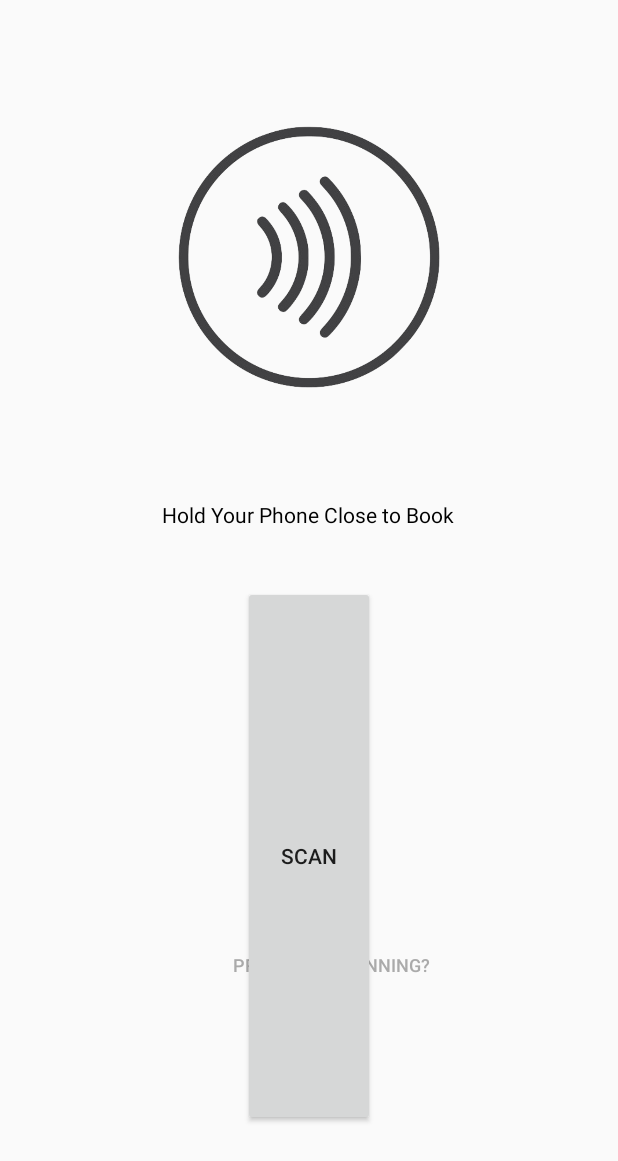
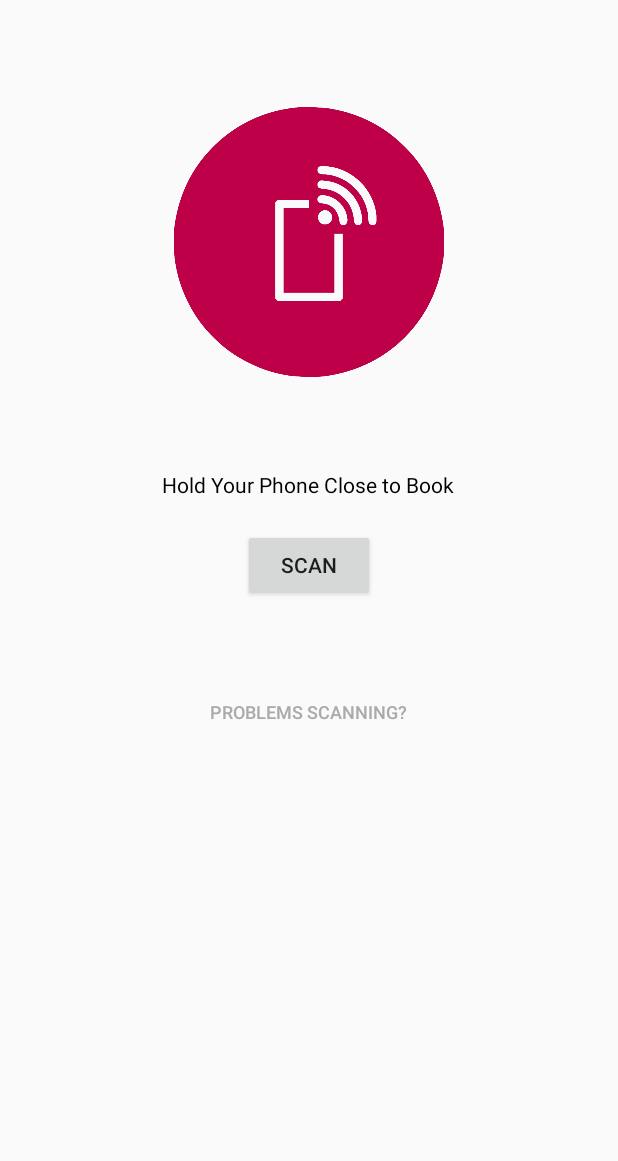
Before and after one commit to josh26turner/UoB-Library-App, an Android app: the layout fragment_scan.xml on its own in the app's theme, with its tools: preview values and no code run, on a phone screen of 412 x 824 dp. Shown: the top 1161 px of the screen. Run offline under Robolectric (Android 15) with nearby library versions, the light colour scheme and no system bars.

Commit message:
New Scanning fragment & fixed drawer index
Behold, the amazing Jecchini

```diff
--- a/app/src/main/java/spe/uoblibraryapp/ActivityScanNFC.java
+++ b/app/src/main/java/spe/uoblibraryapp/ActivityScanNFC.java
@@ -93,6 +93,11 @@ public class ActivityScanNFC extends AppCompatActivity {
         nfcAdapter.disableForegroundDispatch(this);
     }
 
+    public void onBackPressed(){
+        Intent intent = new Intent(ActivityScanNFC.this, ActivityHome.class);
+        startActivity(intent);
+    }
+
     /**
      * turns an array of bytes into hex representation
      * @param src - bytes to turn into hex
--- a/app/src/main/res/layout/fragment_scan.xml
+++ b/app/src/main/res/layout/fragment_scan.xml
@@ -1,54 +1,45 @@
 <?xml version="1.0" encoding="utf-8"?>
 
-<RelativeLayout xmlns:android="http://schemas.android.com/apk/res/android"
-    xmlns:app="http://schemas.android.com/apk/res-auto"
-    xmlns:tools="http://schemas.android.com/tools"
-    android:orientation="vertical"
-    android:layout_width="match_parent"
-    android:layout_height="match_parent">
+<LinearLayout xmlns:android="http://schemas.android.com/apk/res/android"
+    android:orientation="vertical" android:layout_width="match_parent"
+    android:layout_height="fill_parent">
 
     <ImageView
         android:id="@+id/imageView"
-        android:layout_width="200dp"
-        android:layout_height="200dp"
-        android:layout_alignParentTop="true"
-        android:layout_centerHorizontal="true"
+        android:layout_width="180dp"
+        android:layout_height="180dp"
+        android:layout_gravity="center"
         android:layout_marginTop="71dp"
-        android:background="@drawable/contactless" />
+        android:background="@drawable/nfc_2" />
 
     <TextView
         android:id="@+id/textView2"
         android:layout_width="wrap_content"
         android:layout_height="wrap_content"
-        android:layout_below="@+id/imageView"
-        android:layout_centerHorizontal="true"
         android:layout_marginTop="62dp"
+        android:layout_gravity="center"
         android:text="Hold Your Phone Close to Book"
         android:textColor="@android:color/black" />
+
+    <Button
+        android:id="@+id/btnScan"
+        android:layout_width="wrap_content"
+        android:layout_height="wrap_content"
+        android:layout_below="@+id/textView2"
+        android:layout_gravity="center"
+        android:layout_marginTop="20dp"
+
+        android:text="Scan" />
 
     <Button
         android:id="@+id/btnProblemReport2"
         style="?android:attr/borderlessButtonStyle"
         android:layout_width="wrap_content"
         android:layout_height="wrap_content"
-        android:layout_below="@+id/textView2"
-        android:layout_alignParentEnd="true"
-        android:layout_alignParentBottom="true"
-        android:layout_marginTop="109dp"
-        android:layout_marginEnd="113dp"
+        android:layout_gravity="bottom|center"
+        android:layout_marginTop="50dp"
         android:layout_marginBottom="0dp"
         android:text="Problems Scanning?"
         android:textColor="@android:color/darker_gray"
         android:textSize="12sp" />
-
-    <Button
-        android:id="@+id/btnNFC"
-        android:layout_width="wrap_content"
-        android:layout_height="wrap_content"
-        android:layout_below="@+id/textView2"
-        android:layout_alignParentBottom="true"
-        android:layout_centerHorizontal="true"
-        android:layout_marginTop="38dp"
-        android:layout_marginBottom="73dp"
-        android:text="Scan" />
-</RelativeLayout>
+</LinearLayout>
--- a/app/src/main/res/menu/activity_main_drawer.xml
+++ b/app/src/main/res/menu/activity_main_drawer.xml
@@ -12,6 +12,11 @@
             android:id="@+id/nav_current_loans_reservations"
             android:icon="@drawable/ic_outline_library_books_24px"
             android:title="@string/loans_and_reservations" />
+
+        <item
+            android:id="@+id/nav_reservations"
+            android:icon="@drawable/ic_outline_library_books_24px"
+            android:title="Reservations" />
 
         <item
             android:id="@+id/nav_fines"
--- a/app/src/main/res/values/strings.xml
+++ b/app/src/main/res/values/strings.xml
@@ -10,7 +10,7 @@
 
     <!-- DO NOT TOUCH THIS SECTION, REQUIRED for the Main Drawer.-->
     <string name="scan_a_new_book">Scan a New Book</string>
-    <string name="loans_and_reservations">Loans &amp; Reservations</string>
+    <string name="loans_and_reservations">Loans</string>
     <string name="current_loans">Current Loans</string>
     <string name="reservations">Reservations</string>
     <string name="fines">Fines</string>
```
Also changed, not shown: app/src/main/java/spe/uoblibraryapp/ActivityHome.java (+11 -6 lines), app/src/main/java/spe/uoblibraryapp/FragmentScan.java (added, +29 -0 lines), app/src/main/res/drawable/nfc_2.png (added).
